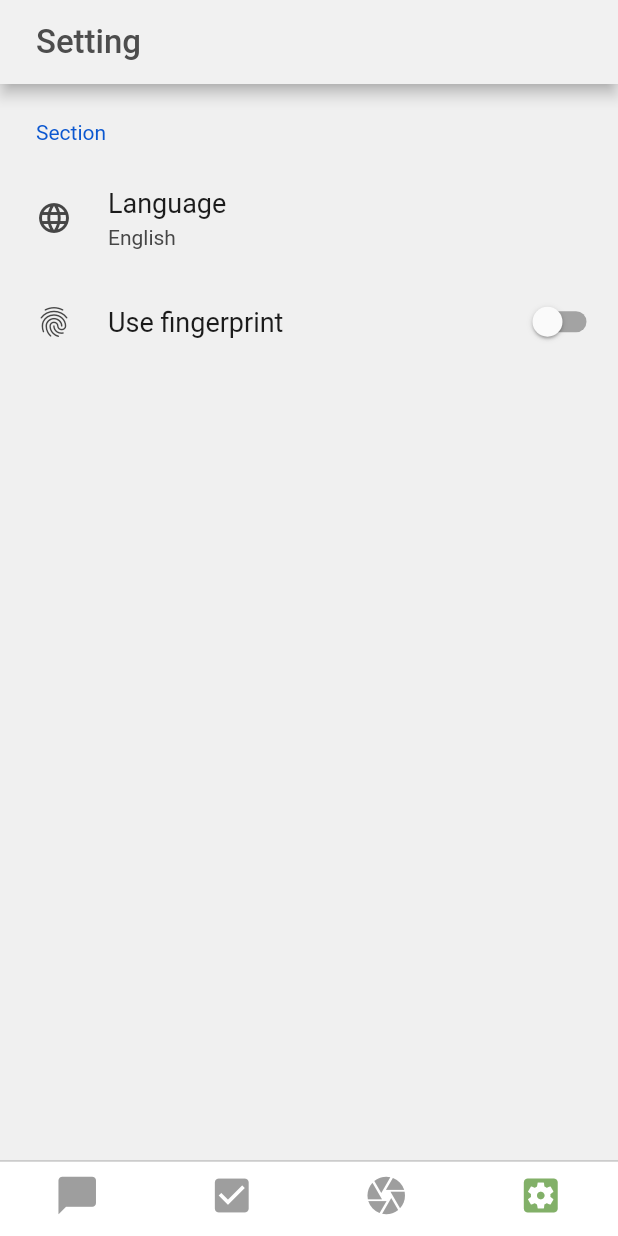
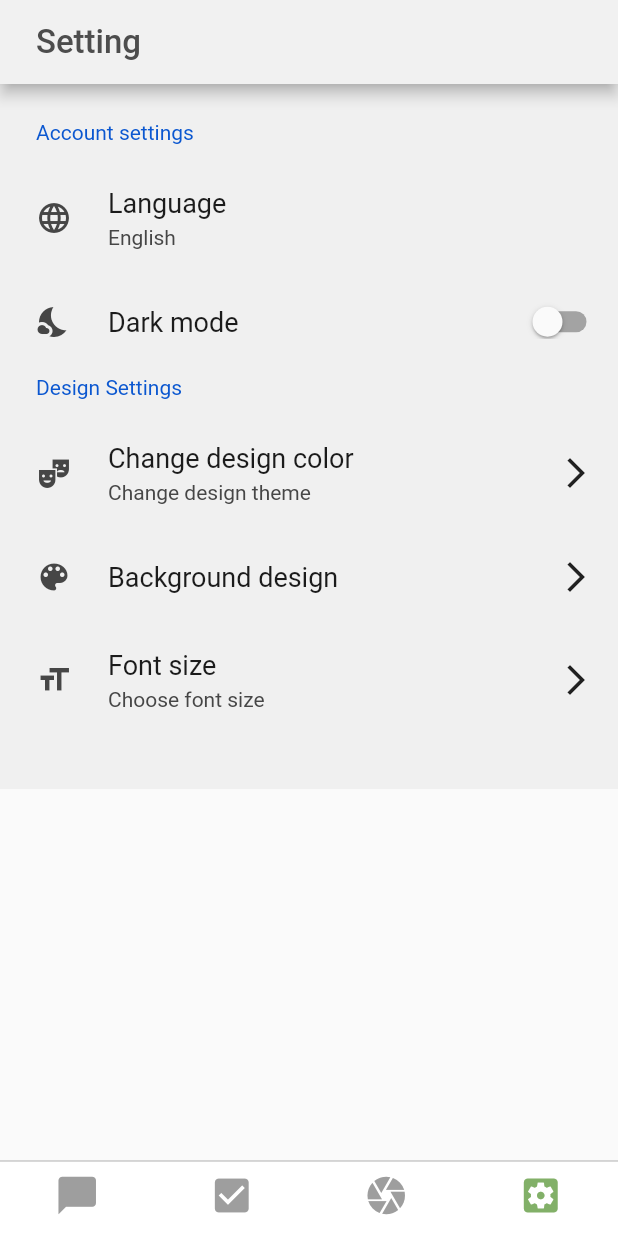
Before and after one commit to kabigon-li/flutter-practice, a Flutter app: the screen it shows after launch, item 4 of the bottom bar chosen, on a phone screen of 412 x 824 dp. Run offline on Flutter 3.47's test engine with Material 2 defaults, Android fonts, the phone set to English and light mode, and no system bars; drawn by our look-alikes of settings_ui; our stand-ins replace flutter_calendar_carousel, fluttertoast, image_picker, sqflite; accounts and stored records are empty; Roboto replaces fonts that are missing (iconfont).

Commit message:
update: mypage add many settingsTilie

```diff
--- a/lib/tab/mypage.dart
+++ b/lib/tab/mypage.dart
@@ -5,6 +5,7 @@ import 'package:wechat_like_memo/constant/constants.dart';
 import 'package:wechat_like_memo/provider/appTheme_provider.dart';
 import 'package:wechat_like_memo/provider/settings_provider.dart';
 import 'package:settings_ui/settings_ui.dart';
+import 'package:wechat_like_memo/provider/user_provider.dart';
 
 class MyPage extends StatefulWidget {
   MyPage({Key key}) : super(key: key);
@@ -21,6 +22,7 @@ class _MyPageState extends State<MyPage> {
   Widget build(BuildContext context) {
     final theme = Provider.of<AppTheme>(context);
     final season = Provider.of<SeasonsMode>(context);
+
     return Container(
       child: Scaffold(
         appBar: AppBar(
@@ -47,13 +49,16 @@ class _MyPageState extends State<MyPage> {
         ),
         body:
             // dark mode
+            SingleChildScrollView(
+          child: Column(
+            children: [
               SizedBox(
-              height: 1000,
+                height: 170,
                 width: 500,
                 child: SettingsList(
                   sections: [
                     SettingsSection(
-                    title: 'Section',
+                      title: 'Account settings',
                       tiles: [
                         SettingsTile(
                           title: 'Language',
@@ -62,12 +67,52 @@ class _MyPageState extends State<MyPage> {
                           onPressed: (BuildContext context) {},
                         ),
                         SettingsTile.switchTile(
-                        title: 'Use fingerprint',
-                        leading: Icon(Icons.fingerprint),
+                          title: 'Dark mode',
+                          leading: Icon(Icons.nights_stay),
                           switchValue: theme.isDark,
-                        onToggle: (bool value) {},
+                          onToggle: (newTheme) {
+                            theme.changeMode();
+                          },
+                          switchActiveColor: buttonColor,
                         ),
                       ],
+                    ),
+                  ],
+                ),
+              ),
+              SizedBox(
+                height: 300,
+                width: 500,
+                child: SettingsList(
+                  sections: [
+                    SettingsSection(
+                      title: 'Design Settings',
+                      tiles: [
+                        SettingsTile(
+                          title: 'Change design color',
+                          subtitle: 'Change design theme',
+                          leading: Icon(Icons.theater_comedy),
+                          trailing: Icon(Icons.arrow_forward_ios),
+                          onPressed: (BuildContext context) {},
+                        ),
+                        SettingsTile(
+                          title: 'Background design',
+                          //subtitle: 'English',
+                          leading: Icon(Icons.color_lens),
+                          trailing: Icon(Icons.arrow_forward_ios),
+                          onPressed: (BuildContext context) {},
+                        ),
+                        SettingsTile(
+                          title: 'Font size',
+                          subtitle: 'Choose font size',
+                          leading: Icon(Icons.format_size),
+                          trailing: Icon(Icons.arrow_forward_ios),
+                          onPressed: (BuildContext context) {},
+                        ),
+                      ],
+                    ),
+                  ],
+                ),
               ),
             ],
           ),
@@ -82,10 +127,6 @@ class _MyPageState extends State<MyPage> {
         // autumnMode(),
 
         // winterMode(),
-
-
-
-
       ),
     );
   }
@@ -267,4 +308,6 @@ class _MyPageState extends State<MyPage> {
       ),
     ]);
   }
+
+  color(MaterialColor brown) {}
 }
--- a/lib/tab/todotoday.dart
+++ b/lib/tab/todotoday.dart
@@ -64,7 +64,7 @@ class _TodoTaday extends StatelessWidget {
         Positioned.fill(
           child: Container(
             decoration: BoxDecoration(
-              color: Color.fromRGBO(212, 241, 248, 1),
+              //color: Color.fromRGBO(212, 241, 248, 1),
               // image: season.isImageSelected
               //     ? DecorationImage(
               //         image: AssetImage(
```
Lines whose indentation alone changed are shown as unchanged.
